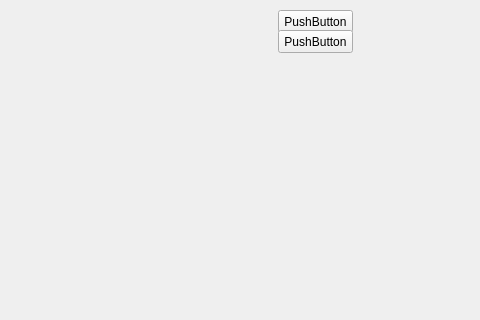
Before: the Qt Designer form client/mainwindow.ui in sstopkin/my-car-pc, drawn with Qt 5; both pictures show x 392 to 872 and y 0 to 320 of the 872 by 686 pixel window.
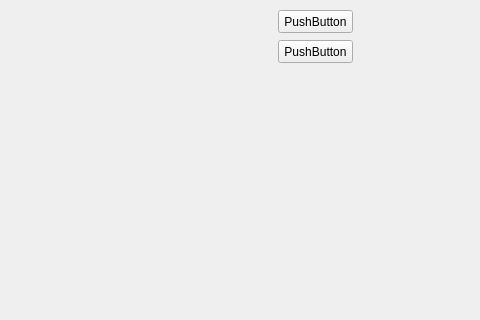
After: the same form once the commit is applied.

What changed in the file:
```diff
--- a/client/mainwindow.ui
+++ b/client/mainwindow.ui
@@ -42,7 +42,7 @@
     <property name="geometry">
      <rect>
       <x>670</x>
-      <y>30</y>
+      <y>40</y>
       <width>75</width>
       <height>23</height>
      </rect>
```
